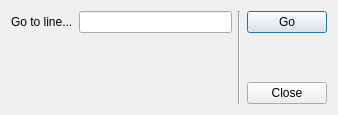
This is CompuCell3D/Twedit++/gotolinedlg.ui in CompuCell3D/CompuCell3D as Qt 5 draws it before an edit. The edited form follows.
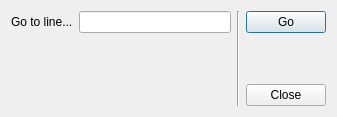
This is the edited form.

```diff
--- a/CompuCell3D/Twedit++/gotolinedlg.ui
+++ b/CompuCell3D/Twedit++/gotolinedlg.ui
@@ -6,8 +6,8 @@
    <rect>
     <x>0</x>
     <y>0</y>
-    <width>338</width>
-    <height>115</height>
+    <width>337</width>
+    <height>117</height>
    </rect>
   </property>
   <property name="windowTitle">
```
